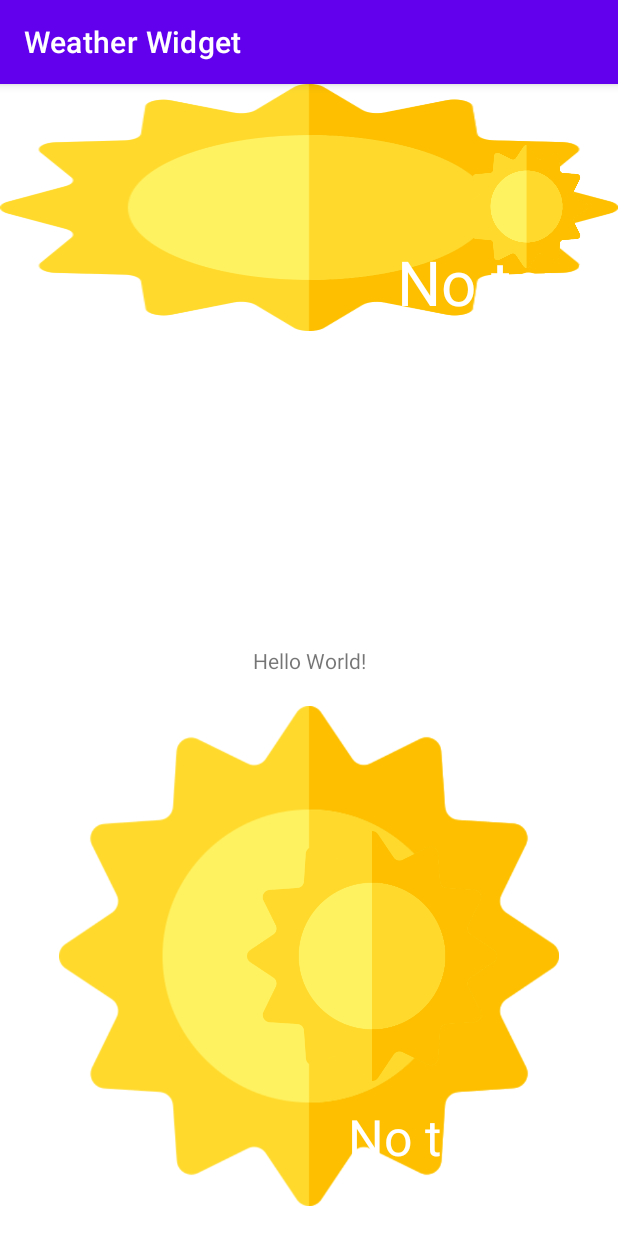
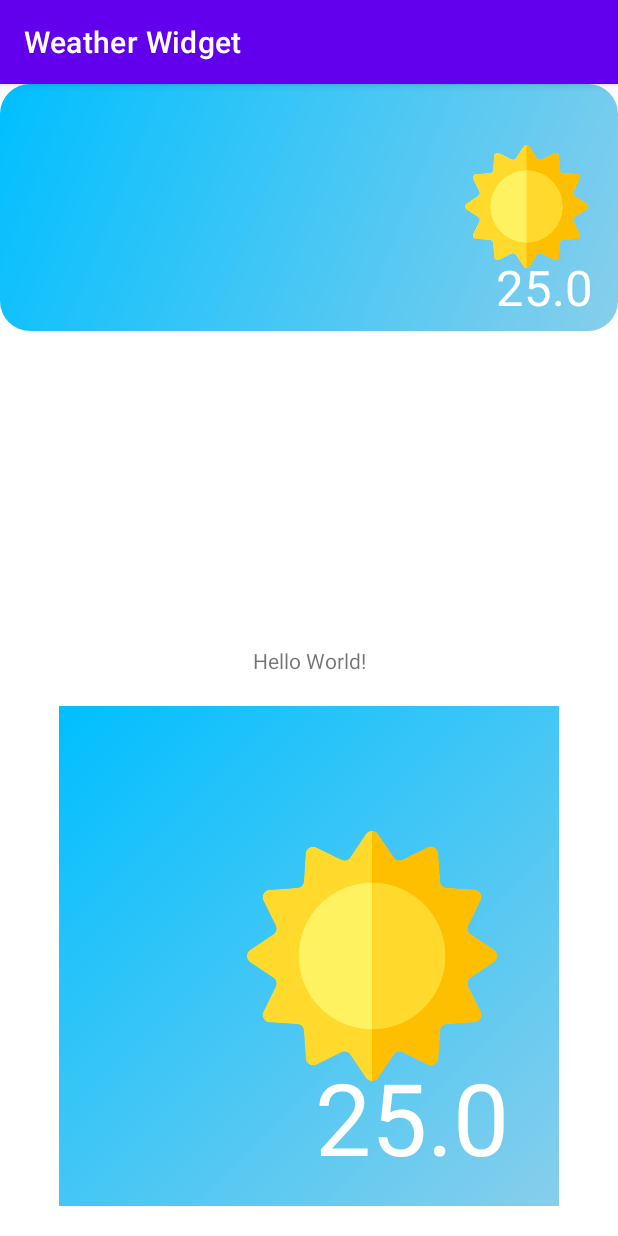
Before and after one commit to Mihail-Larionow/Weather-Widget, an Android app: the screen it shows after launch (MainActivity), on a phone screen of 412 x 824 dp. Run offline under Robolectric (Android 15) with nearby library versions, the phone set to English and light mode, and no system bars; our stand-ins replace Volley; network calls fail.

Commit message:
Upgrade view widget

```diff
--- a/app/src/main/java/com/michel/weatherwidget/MainActivity.kt
+++ b/app/src/main/java/com/michel/weatherwidget/MainActivity.kt
@@ -20,6 +20,7 @@ class MainActivity : AppCompatActivity() {
         val weatherWidgetView = WeatherWidgetView(applicationContext)
         weatherWidgetView.setSize(500, 500)
         image.setImageBitmap(weatherWidgetView.drawView(0f))
+        weatherWidgetView.requestWeather(applicationContext)
     }
 
 
--- a/app/src/main/java/com/michel/weatherwidget/WeatherWidget.kt
+++ b/app/src/main/java/com/michel/weatherwidget/WeatherWidget.kt
@@ -59,7 +59,7 @@ internal fun updateAppWidget(
 
     // Construct the RemoteViews object
     val views = RemoteViews(context.packageName, R.layout.weather_widget)
-    views.setImageViewBitmap(R.id.imageView2, weatherWidgetView.drawView(40f))
+    views.setImageViewBitmap(R.id.weatherView, weatherWidgetView.drawView(10f))
 
     // Instruct the widget manager to update the widget
     appWidgetManager.updateAppWidget(appWidgetId, views)
--- a/app/src/main/java/com/michel/weatherwidget/WeatherWidgetView.kt
+++ b/app/src/main/java/com/michel/weatherwidget/WeatherWidgetView.kt
@@ -26,7 +26,8 @@ class WeatherWidgetView (context: Context){
 
     private var textOffSetX: Float = 20f
     private var textOffSetY: Float = 20f
-    private var text: String = "No text"
+    private var weather = "sunny"
+    private var temperature: Double = 25.0
     private val viewRect = Rect()
     private val weatherRect = Rect()
     private val textPaint = Paint(Paint.ANTI_ALIAS_FLAG)
@@ -74,14 +75,14 @@ class WeatherWidgetView (context: Context){
 
         canvas.drawRoundRect(viewRect.toRectF(), cornerRadius, cornerRadius, viewPaint)
         drawWeatherIcon(canvas, viewRect.height())
-        canvas.drawText(text, viewRect.width().toFloat() - textOffSetX, viewRect.height().toFloat() - textOffSetY, textPaint)
+        canvas.drawText(temperature.toString(), viewRect.width().toFloat() - textOffSetX, viewRect.height().toFloat() - textOffSetY, textPaint)
         return resultBitmap
     }
 
     fun drawView(canvas: Canvas, cornerRadius: Float){
         canvas.drawRoundRect(viewRect.toRectF(), cornerRadius, cornerRadius, viewPaint)
         drawWeatherIcon(canvas, viewRect.height())
-        canvas.drawText(text, viewRect.width().toFloat() - textOffSetX, viewRect.height().toFloat() - textOffSetY, textPaint)
+        canvas.drawText(temperature.toString(), viewRect.width().toFloat() - textOffSetX, viewRect.height().toFloat() - textOffSetY, textPaint)
     }
 
     fun getWidgetWidth(widgetId: Int, context: Context): Int {
@@ -119,34 +120,38 @@ class WeatherWidgetView (context: Context){
             style = Paint.Style.FILL
         }
 
-        if(w == 0 || h == 0 || weatherMap["sunny"] == null) return
-        val srcBitmap = weatherMap["sunny"]!!.toBitmap(w, h, Bitmap.Config.ARGB_8888)
+        if(w == 0 || h == 0 || weatherMap[weather] == null) return
+        val srcBitmap = weatherMap[weather]!!.toBitmap(w, h, Bitmap.Config.ARGB_8888)
         weatherPaint.shader = BitmapShader(srcBitmap, Shader.TileMode.CLAMP, Shader.TileMode.CLAMP)
     }
 
     private fun prepareThemeShader(w: Int, h: Int){
-        val srcBitmap = themeArray[weatherTheme]["sunny"]!!.toBitmap(w, h, Bitmap.Config.ARGB_8888)
-        viewPaint.shader = BitmapShader(srcBitmap, Shader.TileMode.CLAMP, Shader.TileMode.CLAMP)
+        viewPaint.shader = LinearGradient(0f, 0f,
+            w.toFloat(), h.toFloat(), Color.parseColor("#00BFFF"),
+            Color.parseColor("#87CEEB"), Shader.TileMode.MIRROR
+        )
     }
 
     private fun prepareText(w: Int, h: Int){
         with(textPaint){
             color = Color.WHITE
             textAlign = Paint.Align.RIGHT
-            textSize = w * 0.1f
+            textSize = h * 0.2f
         }
         textOffSetX = h * 0.1f
         textOffSetY = h * 0.1f
     }
 
-    private fun requestWeather(context: Context){
+    fun requestWeather(context: Context){
         val queue = Volley.newRequestQueue(context)
         val request = StringRequest(
             Request.Method.GET,
             url,
             {
                 println(it)
-
+                weather = getWeather(it)
+                temperature = getTemp(it) - 273.15
+                //prepareWeatherShader(viewRect.width(), viewRect.height())
             },
             {
 
@@ -155,9 +160,14 @@ class WeatherWidgetView (context: Context){
         queue.add(request)
     }
 
-    private fun parseResponse(response: String): String{
+    private fun getWeather(response: String): String{
         val jsonObject = JSONObject(response)
         return jsonObject.getJSONArray("weather").getJSONObject(0).getString("main")
+    }
+
+    private fun getTemp(response: String): Double{
+        val jsonObject = JSONObject(response)
+        return jsonObject.getJSONObject("main").getDouble("temp")
     }
 
 
--- a/app/src/main/res/layout/weather_widget.xml
+++ b/app/src/main/res/layout/weather_widget.xml
@@ -7,7 +7,7 @@
     android:theme="@style/Theme.WeatherWidget.AppWidgetContainer">
 
     <ImageView
-        android:id="@+id/imageView2"
+        android:id="@+id/weatherView"
         android:layout_width="match_parent"
         android:layout_height="match_parent"
         android:layout_alignParentStart="true"
```
